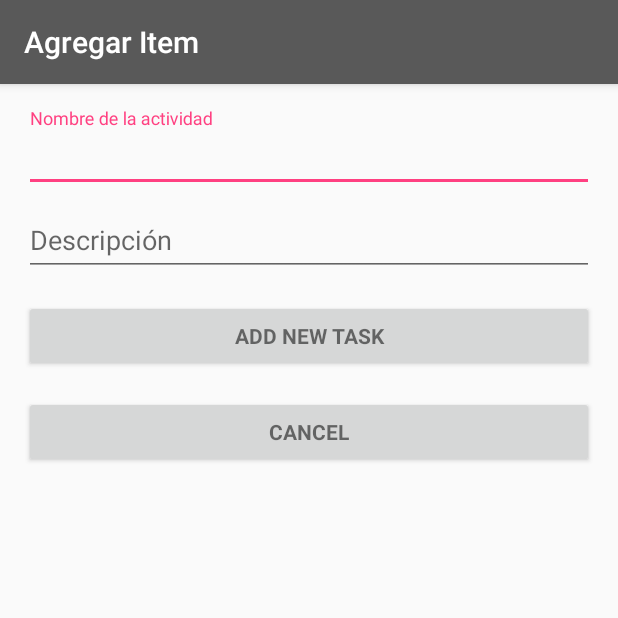
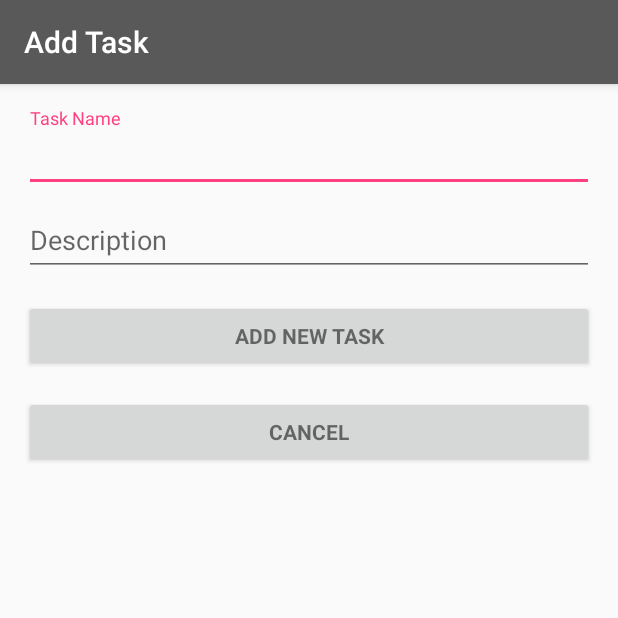
Before and after one commit to JeffrieSaenz/KanbanAppProject, an Android app: the IngresoItem screen opened directly, with no data from a screen before it, on a phone screen of 412 x 824 dp, the top half of it. Run offline under Robolectric (Android 15) with nearby library versions, the phone set to English and light mode, and no system bars.

Commit message:
Validacion edit tab

```diff
--- a/KanbanApp/app/src/main/java/com/example/user/kanbanapp/IngresoItem.java
+++ b/KanbanApp/app/src/main/java/com/example/user/kanbanapp/IngresoItem.java
@@ -75,7 +75,7 @@ public class IngresoItem extends AppCompatActivity implements LoaderCallbacks<Cu
         setContentView(R.layout.activity_ingreso_item);
         // Set up the login form.
         txtNombre = (AutoCompleteTextView) findViewById(R.id.nombreTarea);
-        this.setTitle("Agregar Item");
+        //this.setTitle("Add Item");
         btnAgregar = (Button)findViewById(R.id.btnAgregar);
 
         //populateAutoComplete();
@@ -414,7 +414,7 @@ public class IngresoItem extends AppCompatActivity implements LoaderCallbacks<Cu
         posItem = callingIntent.getIntExtra("posItem", -1);
         DatosVentanas dv = DatosVentanas.getInstance();
         this.editar = posPestana != -1;
-        Mensaje(posPestana+", "+posItem+", "+editar);
+        //Mensaje(posPestana+", "+posItem+", "+editar);
 
 
         if(editar == true) {
--- a/KanbanApp/app/src/main/res/layout/activity_ingreso_item.xml
+++ b/KanbanApp/app/src/main/res/layout/activity_ingreso_item.xml
@@ -38,7 +38,7 @@
                     android:id="@+id/nombreTarea"
                     android:layout_width="match_parent"
                     android:layout_height="wrap_content"
-                    android:hint="Nombre de la actividad"
+                    android:hint="@string/taskName"
                     android:inputType="text"
                     android:maxLines="1"
                     android:singleLine="true" />
@@ -53,7 +53,7 @@
                     android:id="@+id/descripionTarea"
                     android:layout_width="match_parent"
                     android:layout_height="wrap_content"
-                    android:hint="Descripción"
+                    android:hint="@string/taskDescription"
                     android:imeActionId="6"
                     android:imeActionLabel="@string/action_sign_in_short"
                     android:imeOptions="actionUnspecified"
--- a/KanbanApp/app/src/main/res/menu/header_menu.xml
+++ b/KanbanApp/app/src/main/res/menu/header_menu.xml
@@ -8,4 +8,7 @@
     <item
         android:id="@+id/editTab"
         android:title="@string/editTable" />
+    <item
+        android:id="@+id/video"
+        android:title="@string/video" />
 </menu>
--- a/KanbanApp/app/src/main/res/values/strings.xml
+++ b/KanbanApp/app/src/main/res/values/strings.xml
@@ -1,11 +1,14 @@
 <resources>
     <string name="app_name">KanbanApp</string>
     <string name="title_activity_main">KanbanApp</string>
-    <string name="title_activity_login">Agregar Item</string>
+    <string name="title_activity_login">Add Task</string>
     <string name="add_tab">Add new tab</string>
     <string name="add_tarea">Add new Task</string>
     <string name="cancel">Cancel</string>
     <string name="editTable">Edit Tab</string>
+    <string name="taskName">Task Name</string>
+    <string name="taskDescription">Description</string>
+    <string name="video">JF's video</string>
 
     <!-- Strings related to login -->
     <string name="prompt_email">Email</string>
@@ -26,5 +29,5 @@
     <string name="hello_blank_fragment">Hello blank fragment</string>
     <string name="action_settings">Settings</string>
     <string name="section_format">Hello World from section: %1$d</string>
-    <string name="title_activity_edit">Editar Tarea</string>
+    <string name="title_activity_edit">Edit Task</string>
 </resources>
```
Also changed, not shown: KanbanApp/app/src/main/java/com/example/user/kanbanapp/Backlog.java (+29 -3 lines).
